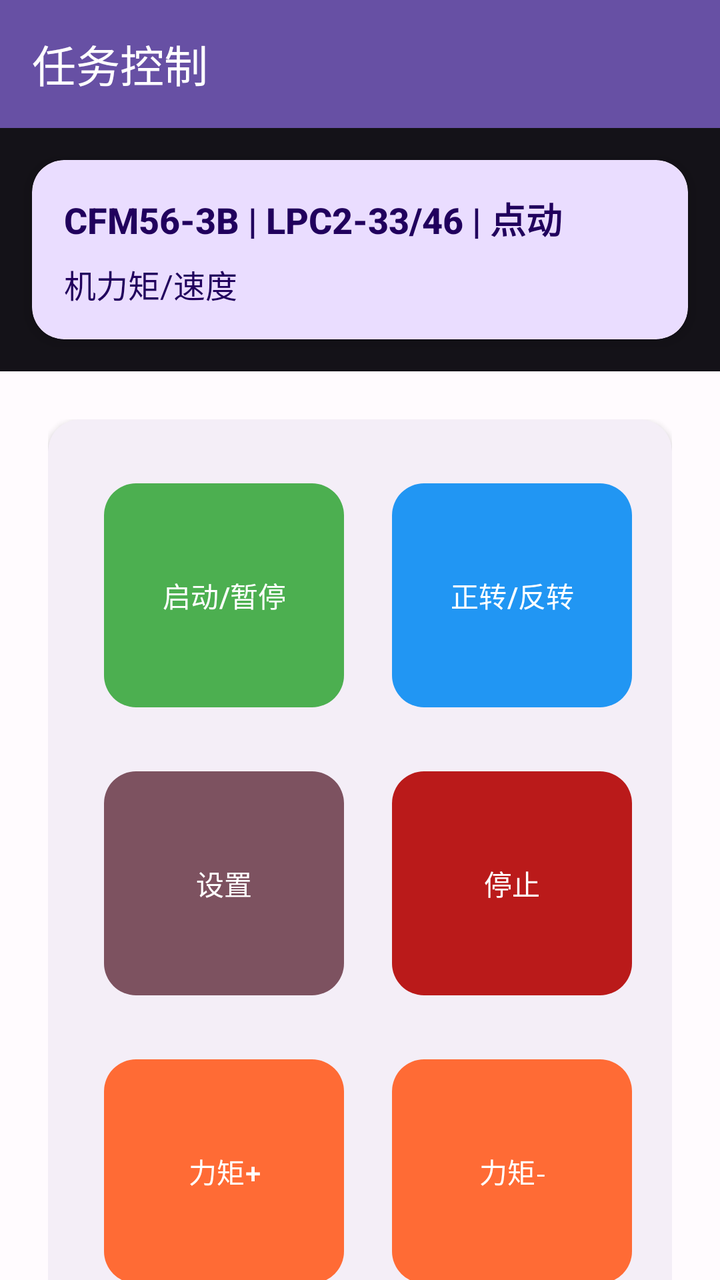
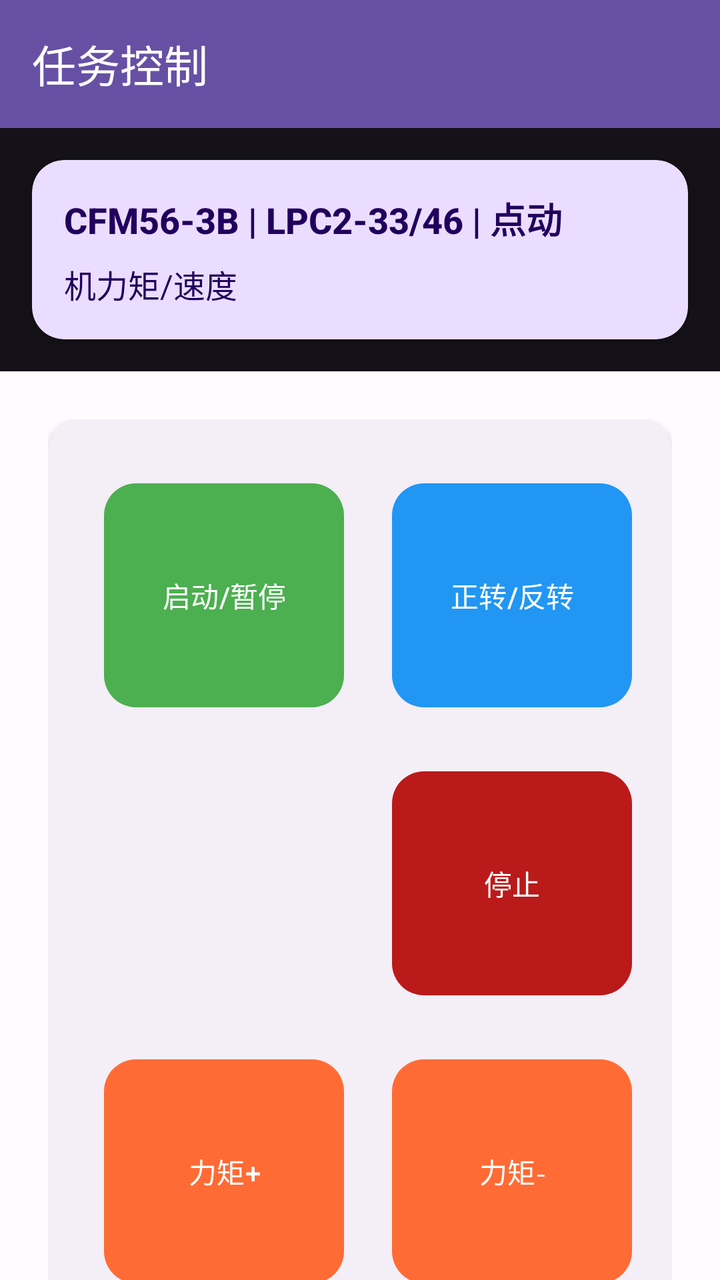

The first picture is an Android layout as it rendered before a commit; the second is the same layout after the commit. The layout source and the unified diff follow.
<!-- AndroidManifest.xml: another module's application theme Theme.DeviceControl -->
<!-- res/layout/activity_task_control.xml -->
<?xml version="1.0" encoding="utf-8"?>
<androidx.coordinatorlayout.widget.CoordinatorLayout xmlns:android="http://schemas.android.com/apk/res/android"
    xmlns:app="http://schemas.android.com/apk/res-auto"
    android:layout_width="match_parent"
    android:layout_height="match_parent"
    android:background="@color/background">

    
    <com.google.android.material.appbar.AppBarLayout
        android:id="@+id/appBarLayout"
        android:layout_width="match_parent"
        android:layout_height="wrap_content"
        android:theme="@style/ThemeOverlay.Material3.Dark">

        <com.google.android.material.appbar.MaterialToolbar
            android:id="@+id/toolbar"
            android:layout_width="match_parent"
            android:layout_height="?attr/actionBarSize"
            android:background="?attr/colorPrimary"
            app:title="任务控制"
            app:titleTextColor="@color/on_primary"
            app:navigationIconTint="@color/on_primary" />

        
        <com.google.android.material.card.MaterialCardView
            android:layout_width="match_parent"
            android:layout_height="wrap_content"
            android:layout_margin="@dimen/spacing_medium"
            app:cardCornerRadius="@dimen/card_corner_radius"
            app:cardElevation="@dimen/elevation_medium"
            app:strokeWidth="0dp"
            app:cardBackgroundColor="@color/primary_container">

            <LinearLayout
                android:layout_width="match_parent"
                android:layout_height="wrap_content"
                android:orientation="vertical"
                android:padding="@dimen/spacing_medium">

                <TextView
                    android:id="@+id/tvTaskInfo"
                    android:layout_width="match_parent"
                    android:layout_height="wrap_content"
                    android:text="CFM56-3B | LPC2-33/46 | 点动"
                    android:textColor="@color/on_primary_container"
                    android:textSize="18sp"
                    android:textStyle="bold"
                    android:fontFamily="sans-serif-medium"
                    android:layout_marginBottom="@dimen/spacing_small" />

                <LinearLayout
                    android:layout_width="match_parent"
                    android:layout_height="wrap_content"
                    android:orientation="horizontal"
                    android:gravity="center_vertical">

                    <TextView
                        android:id="@+id/tvTorqueSpeed"
                        android:layout_width="0dp"
                        android:layout_height="wrap_content"
                        android:layout_weight="1"
                        android:text="@string/engine_torque_speed"
                        android:textColor="@color/on_primary_container"
                        android:textSize="16sp" />

                    <TextView
                        android:id="@+id/tvTaskIndex"
                        android:layout_width="wrap_content"
                        android:layout_height="wrap_content"
                        android:text="任务 1/1"
                        android:textColor="@color/on_primary_container"
                        android:textSize="14sp"
                        android:textStyle="bold"
                        android:background="@drawable/bg_task_index"
                        android:paddingStart="@dimen/spacing_medium"
                        android:paddingEnd="@dimen/spacing_medium"
                        android:paddingTop="@dimen/spacing_small"
                        android:paddingBottom="@dimen/spacing_small"
                        android:visibility="gone" />
                </LinearLayout>
            </LinearLayout>
        </com.google.android.material.card.MaterialCardView>
    </com.google.android.material.appbar.AppBarLayout>

    
    <androidx.core.widget.NestedScrollView
        android:layout_width="match_parent"
        android:layout_height="match_parent"
        app:layout_behavior="@string/appbar_scrolling_view_behavior">

        <LinearLayout
            android:layout_width="match_parent"
            android:layout_height="wrap_content"
            android:orientation="vertical"
            android:padding="@dimen/control_panel_padding"
            android:gravity="center">

            
            <com.google.android.material.card.MaterialCardView
                android:layout_width="wrap_content"
                android:layout_height="wrap_content"
                app:cardCornerRadius="@dimen/card_corner_radius"
                app:cardElevation="@dimen/card_elevation"
                app:strokeWidth="0dp"
                android:layout_marginBottom="@dimen/spacing_large">

                <GridLayout
                    android:layout_width="wrap_content"
                    android:layout_height="wrap_content"
                    android:columnCount="3"
                    android:rowCount="4"
                    android:alignmentMode="alignMargins"
                    android:useDefaultMargins="false"
                    android:padding="@dimen/spacing_medium">

                    
                    <com.google.android.material.button.MaterialButton
                        android:id="@+id/btnStartPause"
                        android:layout_width="@dimen/control_button_size"
                        android:layout_height="@dimen/control_button_size"
                        android:layout_margin="@dimen/control_button_margin"
                        android:text="@string/start_pause"
                        android:textSize="14sp"
                        style="@style/ControlButton"
                        app:backgroundTint="@color/accent_green" />

                    <com.google.android.material.button.MaterialButton
                        android:id="@+id/btnForwardReverse"
                        android:layout_width="@dimen/control_button_size"
                        android:layout_height="@dimen/control_button_size"
                        android:layout_margin="@dimen/control_button_margin"
                        android:text="@string/forward_reverse"
                        android:textSize="14sp"
                        style="@style/ControlButton"
                        app:backgroundTint="@color/accent_blue" />

                    <com.google.android.material.button.MaterialButton
                        android:id="@+id/btnJogContinuous"
                        android:layout_width="@dimen/control_button_size"
                        android:layout_height="@dimen/control_button_size"
                        android:layout_margin="@dimen/control_button_margin"
                        android:text="@string/jog_continuous"
                        android:textSize="14sp"
                        style="@style/ControlButton"
                        app:backgroundTint="@color/secondary" />

                    
                    <com.google.android.material.button.MaterialButton
                        android:id="@+id/btnSettings"
                        android:layout_width="@dimen/control_button_size"
                        android:layout_height="@dimen/control_button_size"
                        android:layout_margin="@dimen/control_button_margin"
                        android:text="@string/settings"
                        android:textSize="14sp"
                        style="@style/ControlButton"
                        app:backgroundTint="@color/tertiary" />

                    <com.google.android.material.button.MaterialButton
                        android:id="@+id/btnStop"
                        android:layout_width="@dimen/control_button_size"
                        android:layout_height="@dimen/control_button_size"
                        android:layout_margin="@dimen/control_button_margin"
                        android:text="@string/stop"
                        android:textSize="14sp"
                        style="@style/ControlButton"
                        app:backgroundTint="@color/error" />

                    <com.google.android.material.button.MaterialButton
                        android:id="@+id/btnPreviousTask"
                        android:layout_width="@dimen/control_button_size"
                        android:layout_height="@dimen/control_button_size"
                        android:layout_margin="@dimen/control_button_margin"
                        android:text="@string/previous_task"
                        android:textSize="14sp"
                        style="@style/ControlButton"
                        app:backgroundTint="@color/accent_orange"
                        android:visibility="gone" />

                    
                    <com.google.android.material.button.MaterialButton
                        android:id="@+id/btnTorquePlus"
                        android:layout_width="@dimen/control_button_size"
                        android:layout_height="@dimen/control_button_size"
                        android:layout_margin="@dimen/control_button_margin"
                        android:text="@string/torque_plus"
                        android:textSize="14sp"
                        style="@style/ControlButton"
                        app:backgroundTint="@color/accent_orange" />

                    <com.google.android.material.button.MaterialButton
                        android:id="@+id/btnTorqueMinus"
                        android:layout_width="@dimen/control_button_size"
                        android:layout_height="@dimen/control_button_size"
                        android:layout_margin="@dimen/control_button_margin"
                        android:text="@string/torque_minus"
                        android:textSize="14sp"
                        style="@style/ControlButton"
                        app:backgroundTint="@color/accent_orange" />

                    <com.google.android.material.button.MaterialButton
                        android:id="@+id/btnNextTask"
                        android:layout_width="@dimen/control_button_size"
                        android:layout_height="@dimen/control_button_size"
                        android:layout_margin="@dimen/control_button_margin"
                        android:text="@string/next_task"
                        android:textSize="14sp"
                        style="@style/ControlButton"
                        app:backgroundTint="@color/accent_orange"
                        android:visibility="gone" />

                    
                    <com.google.android.material.button.MaterialButton
                        android:id="@+id/btnSpeedPlus"
                        android:layout_width="@dimen/control_button_size"
                        android:layout_height="@dimen/control_button_size"
                        android:layout_margin="@dimen/control_button_margin"
                        android:text="@string/speed_plus"
                        android:textSize="14sp"
                        style="@style/ControlButton"
                        app:backgroundTint="@color/accent_blue" />

                    <com.google.android.material.button.MaterialButton
                        android:id="@+id/btnSpeedMinus"
                        android:layout_width="@dimen/control_button_size"
                        android:layout_height="@dimen/control_button_size"
                        android:layout_margin="@dimen/control_button_margin"
                        android:text="@string/speed_minus"
                        android:textSize="14sp"
                        style="@style/ControlButton"
                        app:backgroundTint="@color/accent_blue" />

                    <View
                        android:layout_width="@dimen/control_button_size"
                        android:layout_height="@dimen/control_button_size"
                        android:layout_margin="@dimen/control_button_margin" />
                </GridLayout>
            </com.google.android.material.card.MaterialCardView>
        </LinearLayout>
    </androidx.core.widget.NestedScrollView>

</androidx.coordinatorlayout.widget.CoordinatorLayout>
<!-- resources referenced by this layout -->
<resources>
  <color name="accent_blue">#2196F3</color>
  <color name="accent_green">#4CAF50</color>
  <color name="accent_orange">#FF6B35</color>
  <color name="background">#FFFBFE</color>
  <color name="error">#BA1A1A</color>
  <color name="on_primary">#FFFFFF</color>
  <color name="on_primary_container">#21005D</color>
  <color name="primary_container">#EADDFF</color>
  <color name="secondary">#625B71</color>
  <color name="tertiary">#7D5260</color>
  <dimen name="card_corner_radius">16dp</dimen>
  <dimen name="card_elevation">2dp</dimen>
  <dimen name="control_button_margin">12dp</dimen>
  <dimen name="control_button_size">120dp</dimen>
  <dimen name="control_panel_padding">24dp</dimen>
  <dimen name="elevation_medium">4dp</dimen>
  <dimen name="spacing_large">24dp</dimen>
  <dimen name="spacing_medium">16dp</dimen>
  <dimen name="spacing_small">8dp</dimen>
  <!-- drawable bg_task_index (drawable) -->
  <?xml version="1.0" encoding="utf-8"?>
  <shape xmlns:android="http://schemas.android.com/apk/res/android"
      android:shape="rectangle">
      <solid android:color="@color/secondary_container" />
      <corners android:radius="@dimen/button_corner_radius" />
  </shape>
  <string name="engine_torque_speed">机力矩/速度</string>
  <string name="forward_reverse">正转/反转</string>
  <string name="jog_continuous">点动/连续</string>
  <string name="next_task">下一个任务</string>
  <string name="previous_task">上一个任务</string>
  <string name="settings">设置</string>
  <string name="speed_minus">速度-</string>
  <string name="speed_plus">速度+</string>
  <string name="start_pause">启动/暂停</string>
  <string name="stop">停止</string>
  <string name="torque_minus">力矩-</string>
  <string name="torque_plus">力矩+</string>
  <style name="ControlButton" parent="Widget.Material3.Button">
          <item name="android:layout_height">@dimen/control_button_size</item>
          <item name="android:minHeight">@dimen/control_button_size</item>
          <item name="cornerRadius">@dimen/control_button_corner_radius</item>
          <item name="android:textAllCaps">false</item>
          <item name="android:textSize">14sp</item>
          <item name="android:fontFamily">sans-serif-medium</item>
          <item name="android:elevation">4dp</item>
      </style>
  <color name="secondary_container">#E8DEF8</color>
  <dimen name="button_corner_radius">28dp</dimen>
  <dimen name="control_button_corner_radius">16dp</dimen>
  <color name="primary">#6750A4</color>
  <color name="on_secondary">#FFFFFF</color>
  <color name="on_secondary_container">#1D192B</color>
  <color name="on_tertiary">#FFFFFF</color>
  <color name="tertiary_container">#FFD8E4</color>
  <color name="on_tertiary_container">#31111D</color>
  <color name="on_error">#FFFFFF</color>
  <color name="error_container">#FFDAD6</color>
  <color name="on_error_container">#410002</color>
  <color name="on_background">#1C1B1F</color>
  <color name="surface">#FFFBFE</color>
  <color name="on_surface">#1C1B1F</color>
  <color name="surface_variant">#E7E0EC</color>
  <color name="on_surface_variant">#49454F</color>
  <!-- unchanged entries left out for length: 1 -->
</resources>

<!-- the commit's change to res/layout/activity_task_control.xml (unified diff, before → after) -->
@@ -153,7 +153,8 @@
                         android:text="@string/settings"
                         android:textSize="14sp"
                         style="@style/ControlButton"
-                        app:backgroundTint="@color/tertiary" />
+                        app:backgroundTint="@color/tertiary"
+                        android:visibility="gone" />
 
                     <com.google.android.material.button.MaterialButton
                         android:id="@+id/btnStop"
